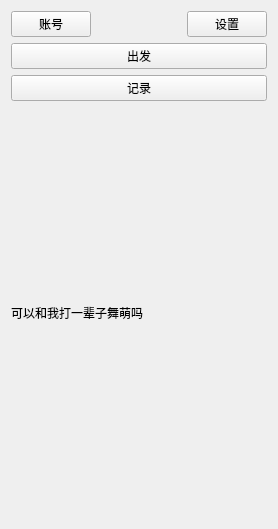
The window that ui_class/start_window.ui (reflux18d/MaiGO) describes before a commit, drawn with Qt 5.
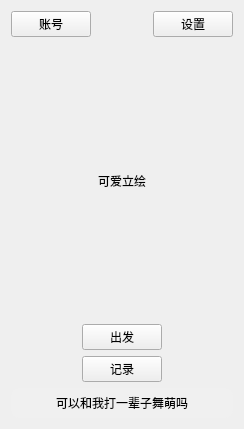
The same window after the commit. Icons and pictures are not drawn.

What changed in the file:
```diff
--- a/ui_class/start_window.ui
+++ b/ui_class/start_window.ui
@@ -6,8 +6,8 @@
    <rect>
     <x>0</x>
     <y>0</y>
-    <width>278</width>
-    <height>529</height>
+    <width>244</width>
+    <height>429</height>
    </rect>
   </property>
   <property name="windowTitle">
@@ -23,6 +23,12 @@
     <layout class="QHBoxLayout" name="horizontalLayout" stretch="0,0,0">
      <item>
       <widget class="QPushButton" name="account_button">
+       <property name="sizePolicy">
+        <sizepolicy hsizetype="Expanding" vsizetype="Fixed">
+         <horstretch>0</horstretch>
+         <verstretch>0</verstretch>
+        </sizepolicy>
+       </property>
        <property name="text">
         <string>账号</string>
        </property>
@@ -43,6 +49,12 @@
      </item>
      <item>
       <widget class="QPushButton" name="settings_button">
+       <property name="sizePolicy">
+        <sizepolicy hsizetype="Expanding" vsizetype="Fixed">
+         <horstretch>0</horstretch>
+         <verstretch>0</verstretch>
+        </sizepolicy>
+       </property>
        <property name="text">
         <string>设置</string>
        </property>
@@ -50,10 +62,63 @@
      </item>
     </layout>
    </item>
+   <item>
+    <spacer name="verticalSpacer_2">
+     <property name="orientation">
+      <enum>Qt::Vertical</enum>
+     </property>
+     <property name="sizeHint" stdset="0">
+      <size>
+       <width>20</width>
+       <height>40</height>
+      </size>
+     </property>
+    </spacer>
+   </item>
+   <item>
+    <widget class="QLabel" name="label_2">
+     <property name="sizePolicy">
+      <sizepolicy hsizetype="Minimum" vsizetype="Minimum">
+       <horstretch>0</horstretch>
+       <verstretch>0</verstretch>
+      </sizepolicy>
+     </property>
+     <property name="text">
+      <string>可爱立绘</string>
+     </property>
+     <property name="scaledContents">
+      <bool>true</bool>
+     </property>
+     <property name="alignment">
+      <set>Qt::AlignCenter</set>
+     </property>
+    </widget>
+   </item>
+   <item>
+    <spacer name="verticalSpacer">
+     <property name="orientation">
+      <enum>Qt::Vertical</enum>
+     </property>
+     <property name="sizeHint" stdset="0">
+      <size>
+       <width>20</width>
+       <height>40</height>
+      </size>
+     </property>
+    </spacer>
+   </item>
    <item>
     <layout class="QVBoxLayout" name="verticalLayout">
      <item>
+      <layout class="QHBoxLayout" name="horizontalLayout_2">
+       <item>
       <widget class="QPushButton" name="go_button">
+         <property name="sizePolicy">
+          <sizepolicy hsizetype="Fixed" vsizetype="Fixed">
+           <horstretch>0</horstretch>
+           <verstretch>0</verstretch>
+          </sizepolicy>
+         </property>
        <property name="layoutDirection">
         <enum>Qt::LeftToRight</enum>
        </property>
@@ -62,8 +127,18 @@
        </property>
       </widget>
      </item>
+      </layout>
+     </item>
+     <item>
+      <layout class="QHBoxLayout" name="horizontalLayout_3">
      <item>
       <widget class="QPushButton" name="record_button">
+         <property name="sizePolicy">
+          <sizepolicy hsizetype="Fixed" vsizetype="Fixed">
+           <horstretch>0</horstretch>
+           <verstretch>0</verstretch>
+          </sizepolicy>
+         </property>
        <property name="text">
         <string>记录</string>
        </property>
@@ -71,6 +146,8 @@
      </item>
     </layout>
    </item>
+    </layout>
+   </item>
    <item>
     <widget class="QLabel" name="label">
      <property name="sizePolicy">
@@ -84,9 +161,17 @@
        <family>黑体</family>
       </font>
      </property>
+     <property name="styleSheet">
+      <string notr="true">background-color: #f0f0f0;
+    border-radius: 8px;
+    padding: 6px 12px;</string>
+     </property>
      <property name="text">
       <string>可以和我打一辈子舞萌吗</string>
      </property>
+     <property name="alignment">
+      <set>Qt::AlignCenter</set>
+     </property>
     </widget>
    </item>
   </layout>
```
Lines whose indentation alone changed are shown as unchanged.
